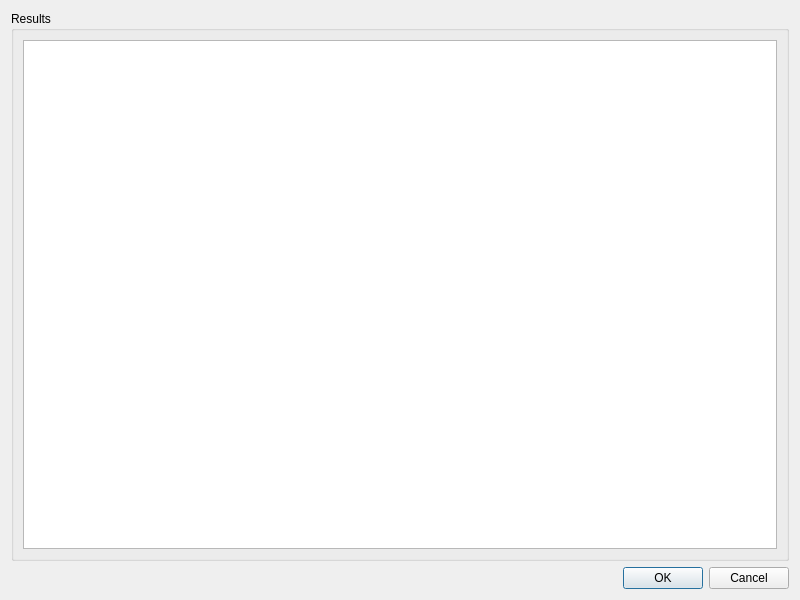
Qt form infdialog.ui (oso/qgis-etri) before a commit.
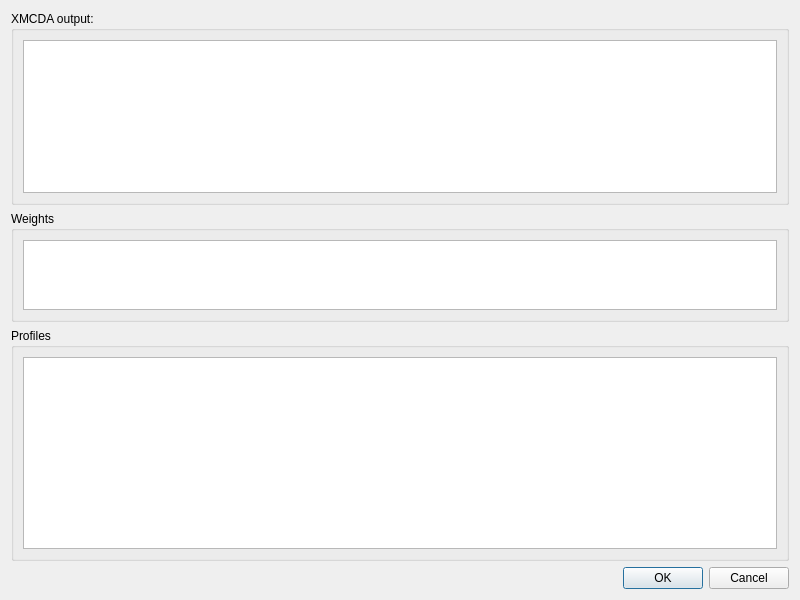
The same form after that commit.

Commit message: [UI] Display inference results in a more nicer way

Diff of the .ui file:
```diff
--- a/infdialog.ui
+++ b/infdialog.ui
@@ -17,14 +17,67 @@
    <string>Electre Tri - Inference</string>
   </property>
   <layout class="QGridLayout" name="gridLayout_2">
-   <item row="0" column="0">
-    <widget class="QGroupBox" name="groupBox">
+   <item row="1" column="0">
+    <widget class="QGroupBox" name="group_weights">
      <property name="title">
-      <string>Results</string>
+      <string>Weights</string>
+     </property>
+     <property name="flat">
+      <bool>false</bool>
+     </property>
+     <property name="checkable">
+      <bool>false</bool>
      </property>
      <layout class="QGridLayout" name="gridLayout">
       <item row="0" column="0">
-       <widget class="QTextBrowser" name="textBrowser">
+       <widget class="QTableWidget" name="table_weights">
+        <property name="sizePolicy">
+         <sizepolicy hsizetype="Expanding" vsizetype="Expanding">
+          <horstretch>0</horstretch>
+          <verstretch>0</verstretch>
+         </sizepolicy>
+        </property>
+        <property name="maximumSize">
+         <size>
+          <width>16777215</width>
+          <height>75</height>
+         </size>
+        </property>
+        <attribute name="horizontalHeaderVisible">
+         <bool>true</bool>
+        </attribute>
+        <attribute name="verticalHeaderVisible">
+         <bool>false</bool>
+        </attribute>
+        <attribute name="verticalHeaderVisible">
+         <bool>false</bool>
+        </attribute>
+        <attribute name="horizontalHeaderVisible">
+         <bool>true</bool>
+        </attribute>
+       </widget>
+      </item>
+     </layout>
+    </widget>
+   </item>
+   <item row="3" column="0">
+    <widget class="QDialogButtonBox" name="buttonBox">
+     <property name="orientation">
+      <enum>Qt::Horizontal</enum>
+     </property>
+     <property name="standardButtons">
+      <set>QDialogButtonBox::Cancel|QDialogButtonBox::Ok</set>
+     </property>
+    </widget>
+   </item>
+   <item row="0" column="0">
+    <widget class="QGroupBox" name="group_xmcda">
+     <property name="title">
+      <string>XMCDA output:</string>
+     </property>
+     <layout class="QVBoxLayout" name="verticalLayout">
+      <item>
+       <widget class="QTextBrowser" name="textb_xmcda">
         <property name="font">
          <font>
           <family>Courier New</family>
@@ -39,14 +92,23 @@
      </layout>
     </widget>
    </item>
-   <item row="1" column="0">
-    <widget class="QDialogButtonBox" name="buttonBox">
-     <property name="orientation">
-      <enum>Qt::Horizontal</enum>
+   <item row="2" column="0">
+    <widget class="QGroupBox" name="group_profiles">
+     <property name="title">
+      <string>Profiles</string>
      </property>
-     <property name="standardButtons">
-      <set>QDialogButtonBox::Cancel|QDialogButtonBox::Ok</set>
-     </property>
+     <layout class="QVBoxLayout" name="verticalLayout_2">
+      <item>
+       <widget class="QTableWidget" name="table_prof">
+        <property name="sizePolicy">
+         <sizepolicy hsizetype="Expanding" vsizetype="MinimumExpanding">
+          <horstretch>0</horstretch>
+          <verstretch>0</verstretch>
+         </sizepolicy>
+        </property>
+       </widget>
+      </item>
+     </layout>
     </widget>
    </item>
   </layout>
```
The commit also changes 3 other files.
